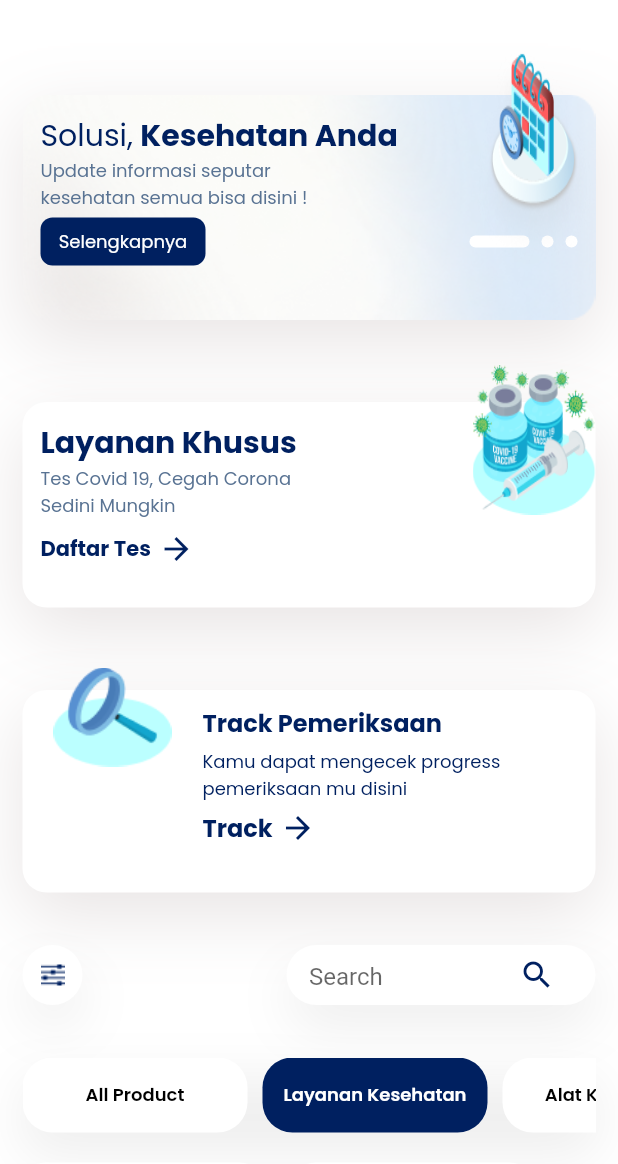
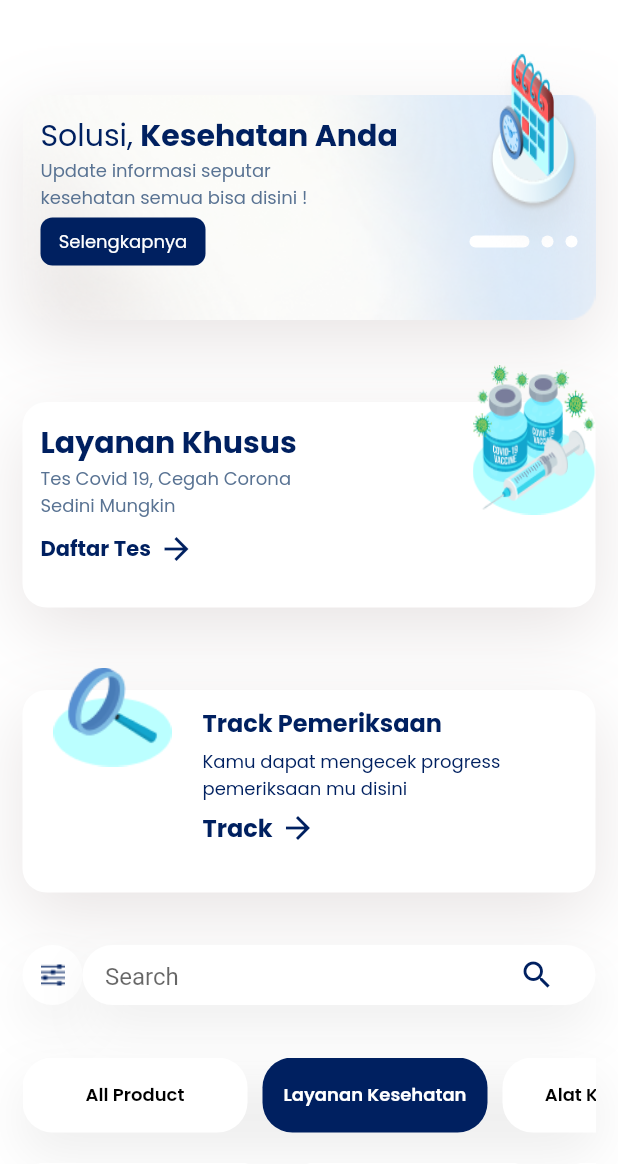
Before and after one commit to ahmadriski23/Flutter-GetX-Hospital-Equiment-App, a Flutter app: the HomeView screen opened by its route, after a tap on "Layanan Kesehatan", on a phone screen of 412 x 824 dp, the part 72-1236 px from its top. Run offline on Flutter 3.47's test engine with Material 2 defaults, Android fonts, the light colour scheme and no system bars; our stand-ins replace dio, get, google_fonts.

Commit message:
update search

```diff
--- a/lib/app/modules/home/components/home_component.dart
+++ b/lib/app/modules/home/components/home_component.dart
@@ -90,9 +90,10 @@ class HomeComponent extends StatelessWidget {
                         ),
                       ),
                     ),
-                    Container(
+                    Flexible(
+                      child: Container(
                         height: 40,
-                      width: Get.width / 2,
+                        width: Get.width,
                         decoration: BoxDecoration(
                           color: Colors.white,
                           borderRadius: BorderRadius.circular(20.0),
@@ -104,16 +105,20 @@ class HomeComponent extends StatelessWidget {
                             ),
                           ],
                         ),
-                      child: const Padding(
-                        padding: EdgeInsets.symmetric(horizontal: 15.0),
+                        child: Padding(
+                          padding: const EdgeInsets.symmetric(horizontal: 15.0),
                           child: TextField(
-                          decoration: InputDecoration(
+                            onChanged: (text) {
+                              homeController.searchText.value = text;
+                            },
+                            decoration: const InputDecoration(
                               border: InputBorder.none,
                               suffixIcon: Icon(
                                 Icons.search,
                                 color: AppColors.primaryColor,
                               ),
                               hintText: 'Search',
+                            ),
                           ),
                         ),
                       ),
@@ -188,22 +193,29 @@ class HomeComponent extends StatelessWidget {
                   Visibility(
                     visible:
                         homeController.selectedTypeProduct == "All Product",
-                    child: ProductCard(),
+                    child: ProductCard(
+                        searchText: homeController.searchText.value),
                   ),
                   Visibility(
                     visible: homeController.selectedTypeProduct ==
                         "Layanan Kesehatan",
-                    child: ProductCardAlatKesehatan(),
+                    child: ProductCardAlatKesehatan(
+                      searchText: homeController.searchText.value,
+                    ),
                   ),
                   Visibility(
                     visible:
                         homeController.selectedTypeProduct == "Alat Kesehatan",
-                    child: ProductCardAlatKesehatan(),
+                    child: ProductCardAlatKesehatan(
+                      searchText: homeController.searchText.value,
+                    ),
                   ),
                   Visibility(
                     visible: homeController.selectedTypeProduct ==
                         "Jasa Pengantaran",
-                    child: ProductCardAlatKesehatan(),
+                    child: ProductCardAlatKesehatan(
+                      searchText: homeController.searchText.value,
+                    ),
                   ),
                 ],
               ),
--- a/lib/app/modules/home/controllers/home_controller.dart
+++ b/lib/app/modules/home/controllers/home_controller.dart
@@ -7,7 +7,7 @@ class HomeController extends GetxController {
   //TODO: Implement HomeController
 
   final count = 0.obs;
-
+  final RxString searchText = ''.obs;
   final selectedTypeProduct = 'All Product'.obs;
   final type = [
     'All Product',
--- a/lib/app/modules/home/product/product_card.dart
+++ b/lib/app/modules/home/product/product_card.dart
@@ -5,17 +5,36 @@ import 'package:vascomm_app/app/modules/home/controllers/home_controller.dart';
 import '../../../shared/utils/text_style.dart';
 
 class ProductCard extends GetView<HomeController> {
+  final String searchText;
+  ProductCard({required this.searchText});
+
   @override
   Widget build(BuildContext context) {
     final homeController = Get.put(HomeController());
+    final filteredProducts = homeController.products
+        .where((product) =>
+            product.title.toLowerCase().contains(searchText.toLowerCase()))
+        .toList();
+    if (filteredProducts.isEmpty) {
+      return SizedBox(
+        height: 100,
+        child: Center(
+          child: Text(
+            "Produk tidak ditemukan",
+            style: AppText.blackText,
+          ),
+        ),
+      );
+    }
     return SizedBox(
       height: 200,
       child: ListView.builder(
           physics: const BouncingScrollPhysics(),
           scrollDirection: Axis.horizontal,
-          itemCount: homeController.products.length,
+          itemCount: filteredProducts.length,
           itemBuilder: (context, index) {
-            final product = homeController.products[index];
+            final product = filteredProducts[index];
+
             return Container(
               margin: const EdgeInsets.only(right: 20),
               height: 180,
--- a/lib/app/modules/home/product/product_card_alat_kesehatan.dart
+++ b/lib/app/modules/home/product/product_card_alat_kesehatan.dart
@@ -5,17 +5,35 @@ import 'package:vascomm_app/app/modules/home/controllers/home_controller.dart';
 import '../../../shared/utils/text_style.dart';
 
 class ProductCardAlatKesehatan extends GetView<HomeController> {
+  final String searchText;
+  ProductCardAlatKesehatan({required this.searchText});
   @override
   Widget build(BuildContext context) {
     final homeController = Get.put(HomeController());
+    final filteredProducts = homeController.products
+        .where((product) =>
+            product.title.toLowerCase().contains(searchText.toLowerCase()))
+        .toList();
+    if (filteredProducts.isEmpty) {
+      return SizedBox(
+        height: 100,
+        child: Center(
+          child: Text(
+            "Produk tidak ditemukan",
+            style: AppText.blackText,
+          ),
+        ),
+      );
+    }
     return SizedBox(
       height: 200,
       child: ListView.builder(
           physics: const BouncingScrollPhysics(),
           scrollDirection: Axis.horizontal,
-          itemCount: homeController.products.length - 3,
+          itemCount: filteredProducts.length - 2,
           itemBuilder: (context, index) {
-            final product = homeController.products[index];
+            final product = filteredProducts[index];
+
             return Container(
               margin: const EdgeInsets.only(right: 20),
               height: 180,
```
Lines whose indentation alone changed are shown as unchanged.
